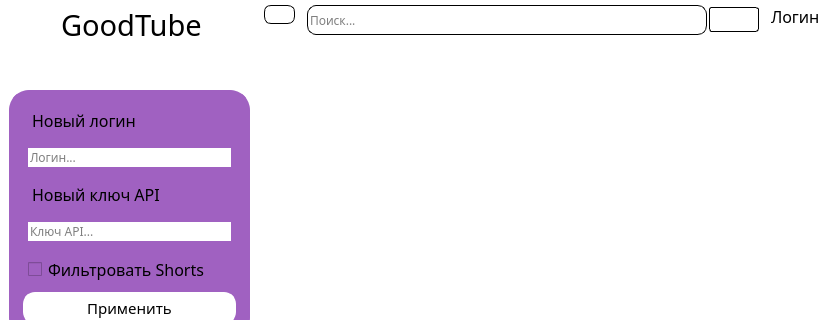
Before: the Qt Designer form qt_designer_files/main_window.ui in jakefish18/good_youtube, drawn with Qt 5; both pictures show x 0 to 820 and y 0 to 320 of the 820 by 568 pixel window.
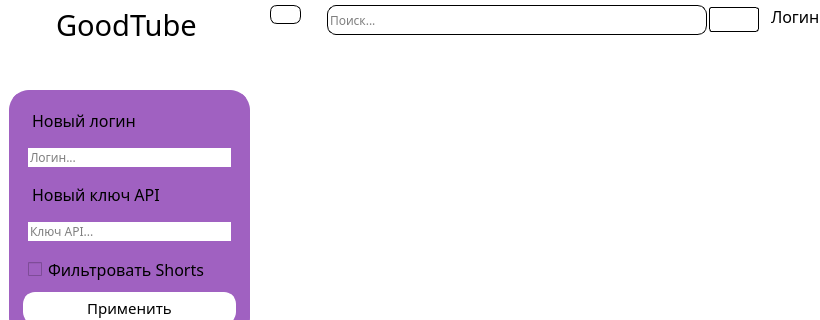
After: the same form once the commit is applied. Icons and pictures are not drawn.

Patch:
```diff
--- a/qt_designer_files/main_window.ui
+++ b/qt_designer_files/main_window.ui
@@ -12,7 +12,7 @@
   </property>
   <property name="minimumSize">
    <size>
-    <width>600</width>
+    <width>700</width>
     <height>0</height>
    </size>
   </property>
@@ -62,7 +62,7 @@
      <widget class="QFrame" name="frame_left_menu_container">
       <property name="minimumSize">
        <size>
-        <width>0</width>
+        <width>270</width>
         <height>0</height>
        </size>
       </property>
@@ -81,21 +81,15 @@
       <property name="frameShadow">
        <enum>QFrame::Raised</enum>
       </property>
-      <layout class="QGridLayout" name="gridLayout">
-       <property name="leftMargin">
-        <number>0</number>
-       </property>
-       <property name="topMargin">
-        <number>0</number>
-       </property>
-       <property name="rightMargin">
-        <number>0</number>
-       </property>
-       <property name="bottomMargin">
-        <number>0</number>
-       </property>
-       <item row="0" column="0">
         <widget class="QFrame" name="frame_left_menu">
+       <property name="geometry">
+        <rect>
+         <x>0</x>
+         <y>0</y>
+         <width>254</width>
+         <height>568</height>
+        </rect>
+       </property>
          <property name="minimumSize">
           <size>
            <width>200</width>
@@ -623,8 +617,6 @@
           </item>
          </layout>
         </widget>
-       </item>
-      </layout>
      </widget>
     </item>
     <item>
@@ -770,7 +762,7 @@
               <widget class="QLineEdit" name="led_search">
                <property name="minimumSize">
                 <size>
-                 <width>400</width>
+                 <width>380</width>
                  <height>30</height>
                 </size>
                </property>
@@ -895,36 +887,13 @@
               <rect>
                <x>0</x>
                <y>0</y>
-               <width>548</width>
+               <width>532</width>
                <height>511</height>
               </rect>
              </property>
-             <layout class="QGridLayout" name="gridLayout_2">
-              <item row="0" column="0">
-               <widget class="QFrame" name="frame">
-                <property name="minimumSize">
-                 <size>
-                  <width>520</width>
-                  <height>180</height>
-                 </size>
-                </property>
-                <property name="maximumSize">
-                 <size>
-                  <width>520</width>
-                  <height>180</height>
-                 </size>
-                </property>
-                <property name="frameShape">
-                 <enum>QFrame::StyledPanel</enum>
-                </property>
-                <property name="frameShadow">
-                 <enum>QFrame::Raised</enum>
-                </property>
-               </widget>
-              </item>
-             </layout>
-            </widget>
-           </widget>
+             <layout class="QGridLayout" name="gridLayout_2"/>
+            </widget>
+           </widget>
           </item>
          </layout>
         </widget>
```
Left out of the diff: 4 changed lines with no effect on the pictures. Lines whose indentation alone changed are shown as unchanged.
